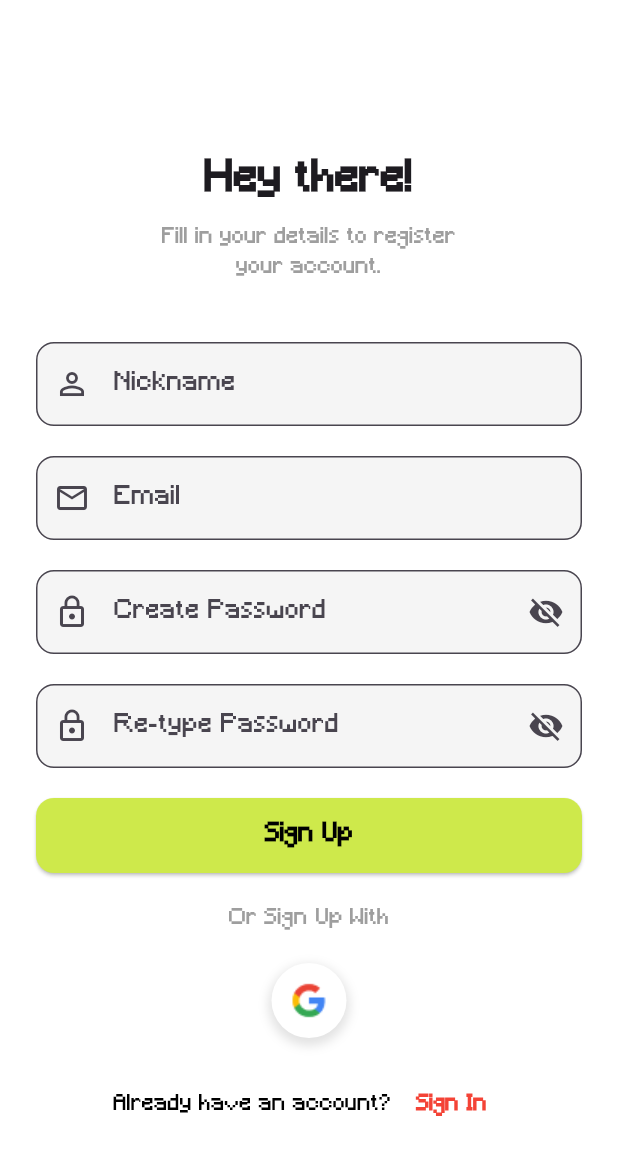
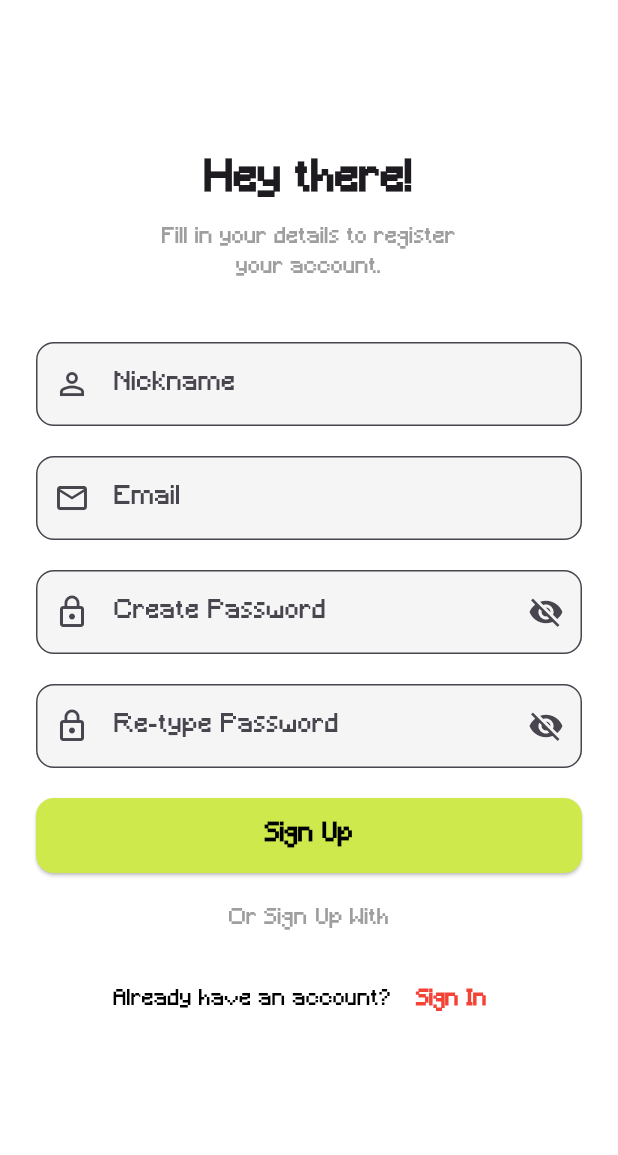
Before and after one commit to msyahin/wildwatchXMAD, a Flutter app: the SignInScreen screen opened by its route, after a tap on "Sign Up", on a phone screen of 412 x 824 dp. Shown: the top 1155 px of the screen. Run offline on Flutter 3.47's test engine with Material 3 defaults, Android fonts, the phone set to English and light mode, and no system bars; our stand-ins replace audioplayers, camera, cloud_firestore, firebase_auth, firebase_core, geolocator and 1 more; missing offline and left inert: tflite_flutter; accounts and stored records are empty; network calls fail.

Commit message:
minor changes

```diff
--- a/lib/login.dart
+++ b/lib/login.dart
@@ -90,13 +90,6 @@
               const SizedBox(height: 8),
               Align(
                 alignment: Alignment.centerRight,
-                child: TextButton(
-                  onPressed: () {},
-                  child: const Text(
-                    'Forgot password?',
-                    style: TextStyle(color: Colors.grey, fontSize: 14),
-                  ),
-                ),
               ),
               const SizedBox(height: 20),
               SizedBox(
@@ -130,36 +123,6 @@
               Row(
                 mainAxisAlignment: MainAxisAlignment.center,
                 children: [
-                  // Google Button (Placeholder)
-                  Container(
-                    width: 50,
-                    height: 50,
-                    decoration: BoxDecoration(
-                      shape: BoxShape.circle,
-                      color: Colors.white,
-                      boxShadow: [
-                        BoxShadow(
-                          color: Colors.grey.withOpacity(0.3),
-                          spreadRadius: 2,
-                          blurRadius: 5,
-                          offset: const Offset(0, 3),
-                        ),
-                      ],
-                    ),
-                    child: IconButton(
-                      icon: Image.asset('assets/google_logo.png'),
-                      iconSize: 30,
-                      onPressed: () {
-                        // Handle Google login
-                      },
-                    ),
-                  ),
-                ],
-              ),
-              const SizedBox(height: 20),
-              Row(
-                mainAxisAlignment: MainAxisAlignment.center,
-                children: [
                   const Text(
                     "Don't have an account? ",
                     style: TextStyle(fontSize: 14, color: Colors.black),
--- a/lib/sign_up.dart
+++ b/lib/sign_up.dart
@@ -166,37 +166,6 @@
                 style: TextStyle(fontSize: 14, fontWeight: FontWeight.w500, color: Colors.grey),
               ),
               const SizedBox(height: 20),
-              // Add social media sign-up buttons as needed
-              Row(
-                mainAxisAlignment: MainAxisAlignment.center,
-                children: [
-                  // Google Button (Placeholder)
-                  Container(
-                    width: 50,
-                    height: 50,
-                    decoration: BoxDecoration(
-                      shape: BoxShape.circle,
-                      color: Colors.white,
-                      boxShadow: [
-                        BoxShadow(
-                          color: Colors.grey.withOpacity(0.3),
-                          spreadRadius: 2,
-                          blurRadius: 5,
-                          offset: const Offset(0, 3),
-                        ),
-                      ],
-                    ),
-                    child: IconButton(
-                      icon: Image.asset('assets/google_logo.png'),
-                      iconSize: 30,
-                      onPressed: () {
-                        // Handle Google Sign Up
-                      },
-                    ),
-                  ),
-                ],
-              ),
-              const SizedBox(height: 20),
               Row(
                 mainAxisAlignment: MainAxisAlignment.center,
                 children: [
--- a/lib/view_species.dart
+++ b/lib/view_species.dart
@@ -180,7 +180,7 @@
                           Container(
                             padding: const EdgeInsets.symmetric(horizontal: 12, vertical: 4),
                             decoration: BoxDecoration(
-                              color: status == 'Endangered' ? Colors.red : Colors.green,
+                              color: status == 'Endangered' ? Colors.red : status == 'Vulnerable' ? Colors.orange : Colors.green,
                               borderRadius: BorderRadius.circular(12),
                             ),
                             child: Text(
```
